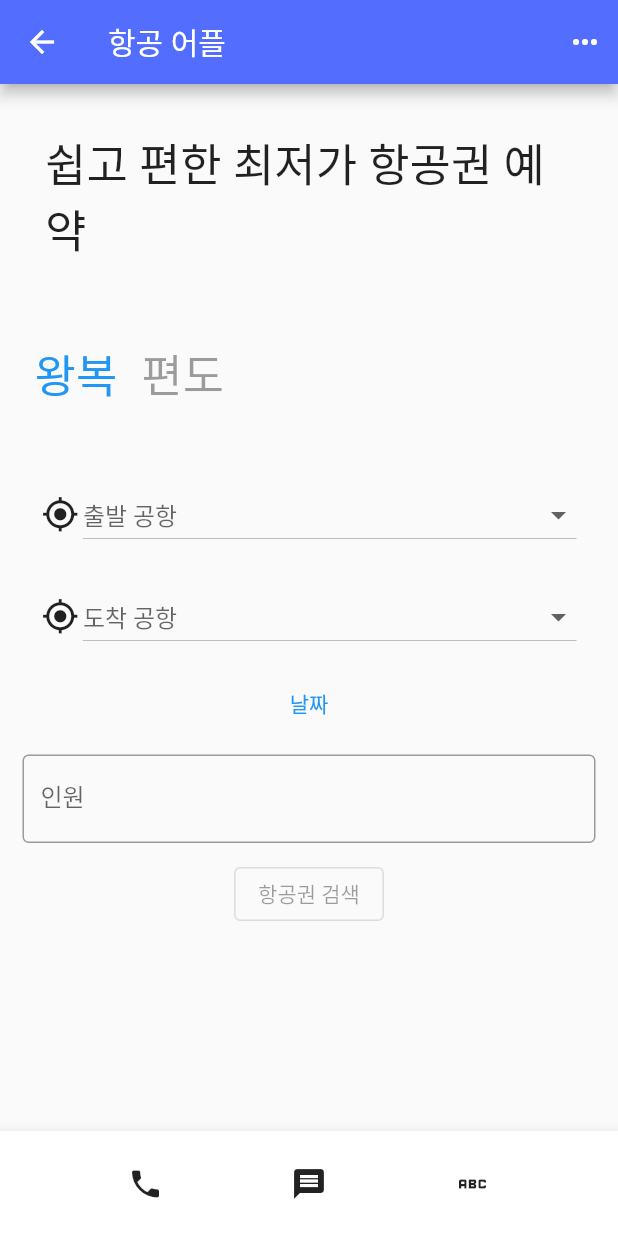
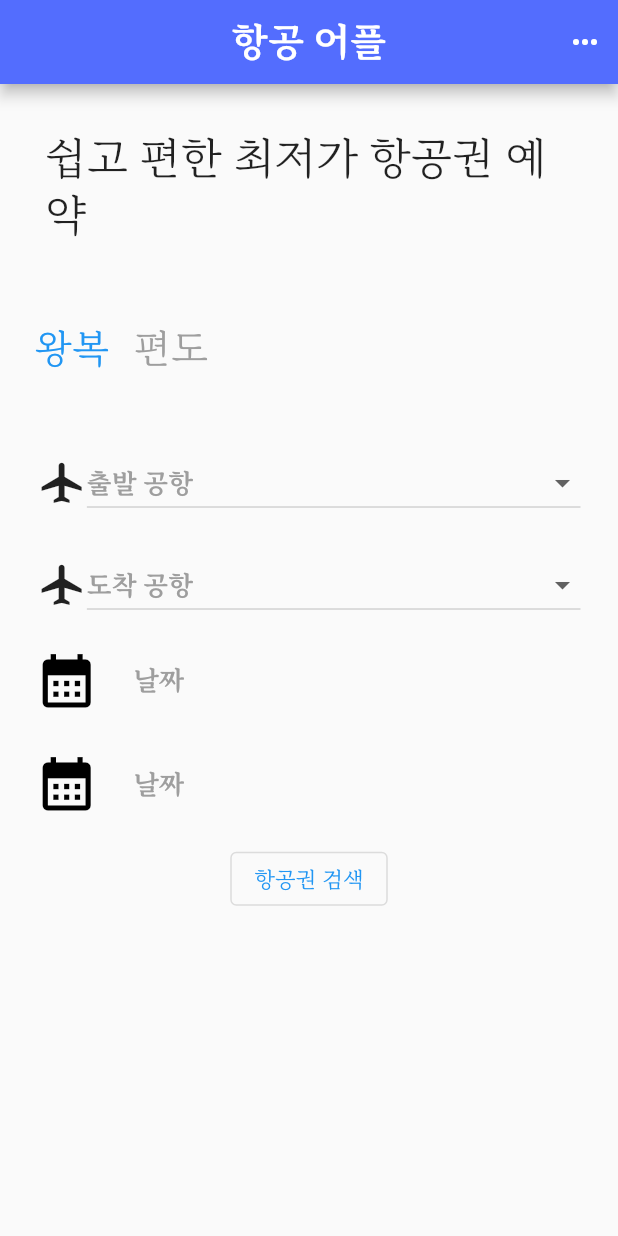
Before and after one commit to dofury/airClient, a Flutter app: the screen it shows after launch, on a phone screen of 412 x 824 dp. Run offline on Flutter 3.47's test engine with Material 2 defaults, Android fonts, the phone set to English and light mode, and no system bars; our stand-ins replace flutter_screenutil.

Commit message:
UI 전반적인 수정

```diff
--- a/lib/main.dart
+++ b/lib/main.dart
@@ -1,5 +1,6 @@
 import 'package:airplain_reserve/screen/main_frame.dart';
 import 'package:flutter/material.dart';
+import 'package:flutter_screenutil/flutter_screenutil.dart';
 
 void main() => runApp(const MyApp());
 
@@ -8,6 +9,23 @@ class MyApp extends StatelessWidget {
 
   @override
   Widget build(BuildContext context) {
-    return const MaterialApp(debugShowCheckedModeBanner: false, home: HomeScreen());
+    return ScreenUtilInit(
+        designSize: const Size(1440, 2560),
+        minTextAdapt: true,
+        splitScreenMode: true,
+        builder: (context , child) {
+          return MaterialApp(
+            debugShowCheckedModeBanner: false,
+            // You can use the library anywhere in the app even in theme
+            theme: ThemeData(
+              textTheme: Typography.englishLike2018.apply(fontSizeFactor: 1.sp),
+            ),
+            home: child,
+          );
+        },
+    child: MaterialApp(debugShowCheckedModeBanner: false, home: const HomeScreen(),theme: ThemeData(
+      fontFamily: 'MaruBuri',
+      primaryColor: Colors.grey
+    ),));
   }
 }
--- a/lib/screen/app_bar.dart
+++ b/lib/screen/app_bar.dart
@@ -1,4 +1,5 @@
 import 'package:flutter/material.dart';
+import 'package:flutter_screenutil/flutter_screenutil.dart';
 
 class AirBar extends StatelessWidget with PreferredSizeWidget{
   const AirBar({super.key});
@@ -6,9 +7,10 @@ class AirBar extends StatelessWidget with PreferredSizeWidget{
   @override
   PreferredSizeWidget build(BuildContext context) {
     return AppBar(
-    title: const Text('항공 어플', style: TextStyle(fontFamily: "MaruBuri")),
+    title: const Text('항공 어플',
+        style: TextStyle(fontFamily: 'MaruBuri',fontSize: 25,fontWeight: FontWeight.w600 ),),
+  centerTitle: true,
   backgroundColor: Colors.indigoAccent,
-  leading: const Icon(Icons.arrow_back),
   actions: const [
   Padding(padding: EdgeInsets.all(10.0), child: Icon(Icons.more_horiz),
   )
--- a/lib/screen/main_frame.dart
+++ b/lib/screen/main_frame.dart
@@ -1,5 +1,6 @@
 import 'package:airplain_reserve/screen/reserve_screen.dart';
 import 'package:flutter/material.dart';
+import 'package:flutter_screenutil/flutter_screenutil.dart';
 import 'package:intl/intl.dart';
 
 import 'app_bar.dart';
@@ -10,19 +11,8 @@ class HomeScreen extends StatelessWidget {
   @override
   Widget build(BuildContext context) {
     return Scaffold(
-        appBar: const AirBar(),
-        body: const ReserveScreen(),
-        bottomNavigationBar: BottomAppBar(
-            child: SizedBox(
-          height: 70,
-          child: Row(
-            mainAxisAlignment: MainAxisAlignment.spaceEvenly,
-            children: const [
-              Icon(Icons.phone),
-              Icon(Icons.message),
-              Icon(Icons.abc_outlined)
-            ],
-          ),
-        )));
+          appBar: const AirBar(),
+          body: ReserveScreen(),
+          );
   }
 }
--- a/lib/screen/reserve_screen.dart
+++ b/lib/screen/reserve_screen.dart
@@ -1,8 +1,31 @@
+import 'dart:io';
+
 import 'package:flutter/material.dart';
+import 'package:flutter_screenutil/flutter_screenutil.dart';
 import 'package:intl/intl.dart';
 
-class ReserveScreen extends StatelessWidget {
-  const ReserveScreen({super.key});
+class ReserveScreen extends StatefulWidget {
+  ReserveScreen({super.key});
+
+  @override
+  State<ReserveScreen> createState() => _ReserveScreenState();
+}
+
+class _ReserveScreenState extends State<ReserveScreen> {
+  bool is_wayPart = true;
+  var regionData1 = selectRegion(0);
+  var regionData2 = selectRegion(1);
+  var dateDate1 = selectDate();
+  var dateDate2 = selectDate();
+  void clickPart() {
+    setState(() {
+      if (is_wayPart == true) {
+        is_wayPart = false;
+      } else {
+        is_wayPart = true;
+      }
+    });
+  }
 
   @override
   Widget build(BuildContext context) {
@@ -13,35 +36,16 @@ class ReserveScreen extends StatelessWidget {
           children: [
             Padding(
               padding: const EdgeInsets.all(30.0),
-              child: const SizedBox(
+              child: SizedBox(
                 child: Text("쉽고 편한 최저가 항공권 예약",
-                    style: TextStyle(fontSize: 30, fontFamily: "MaruBuri")),
+                    style: TextStyle(
+                      fontSize: ScreenUtil().setSp(100),
+                    )),
               ),
             ),
             Padding(
               padding: const EdgeInsets.all(15.0),
-              child: Row(
-                children: [
-                  TextButton(
-                      onPressed: null,
-                      child: Text(
-                        "왕복",
-                        style: TextStyle(
-                            fontFamily: "MaruBuri",
-                            fontSize: 30,
-                            color: Colors.blue),
-                      )),
-                  TextButton(
-                      onPressed: null,
-                      child: Text(
-                        "편도",
-                        style: TextStyle(
-                          fontFamily: "MaruBuri",
-                          fontSize: 30,
-                        ),
-                      ))
-                ],
-              ),
+              child: wayPart(is_wayPart: is_wayPart, clickPart: clickPart),
             ),
             Padding(
               padding: const EdgeInsets.all(15),
@@ -50,40 +54,43 @@ class ReserveScreen extends StatelessWidget {
                   Padding(
                     padding: EdgeInsets.all(10),
                     child: Row(
-                      mainAxisAlignment: MainAxisAlignment.spaceEvenly,
+                      mainAxisAlignment: MainAxisAlignment.spaceBetween,
                       children: [
                         Flexible(
-                            child: Icon(Icons.gps_fixed, size: 25.0),
-                            flex: 1),
-                        Flexible(child: selectRegion(0), flex: 10),
+                            flex: 1,
+                            child: Icon(Icons.local_airport,
+                                size: ScreenUtil().setHeight(100))),
+                        Flexible(child: regionData1, flex: 10),
                       ],
                     ),
                   ),
                   Padding(
                     padding: EdgeInsets.all(10),
                     child: Row(
-                      mainAxisAlignment: MainAxisAlignment.spaceEvenly,
+                      mainAxisAlignment: MainAxisAlignment.spaceBetween,
                       children: [
                         Flexible(
-                            child: Icon(Icons.gps_fixed, size: 25.0),
-                            flex: 1),
-                        Flexible(child: selectRegion(1), flex: 10),
+                          flex: 1,
+                          child: Icon(Icons.local_airport,
+                              size: ScreenUtil().setHeight(100)),
+                        ),
+                        Flexible(child: regionData2, flex: 10),
                       ],
                     ),
                   ),
                   Padding(
                       padding: EdgeInsets.fromLTRB(0, 0, 0, 10),
-                      child: selectDate()),
-                  Padding(
+                      child: dateDate1),
+                  is_wayPart == true
+                      ? Padding(
                           padding: EdgeInsets.fromLTRB(0, 0, 0, 10),
-                    child: TextField(
-                      decoration: InputDecoration(
-                          border: OutlineInputBorder(), labelText: '인원'),
-                    ),
-                  ),
+                          child: dateDate2)
+                      : Text(""),
                   OutlinedButton(
-                    onPressed: null,
-                    child: Text("항공권 검색"),
+                    onPressed: _transData,
+                    child: Text(
+                        style: TextStyle(fontSize: ScreenUtil().setSp(50)),
+                        "항공권 검색"),
                   )
                 ],
               ),
@@ -93,27 +100,94 @@ class ReserveScreen extends StatelessWidget {
       ),
     );
   }
+
+  _transData() {
+    String test = "";
+    test += regionData1.getRegion()!;
+    test += regionData2.getRegion()!;
+    test+= dateDate1.getDate()!;
+    if(is_wayPart == true) {
+      test+= dateDate2.getDate()!;
     }
+  }
+}
+
+class wayPart extends StatefulWidget {
+  bool is_wayPart;
+  Color color = Colors.grey;
+  Text? wayText1;
+  Text? wayText2;
+  wayPart({required bool this.is_wayPart, required this.clickPart, Key? key})
+      : super(key: key) {
+    init();
+  }
+  final Function() clickPart;
+  init() {
+    wayText1 = Text(
+      "왕복",
+      style: TextStyle(
+          fontSize: ScreenUtil().setSp(90),
+          color: is_wayPart == true ? Colors.blue : Colors.grey),
+    );
+    wayText2 = Text(
+      "편도",
+      style: TextStyle(
+          fontSize: ScreenUtil().setSp(90),
+          color: is_wayPart == false ? Colors.blue : Colors.grey),
+    );
+  }
+
+  bool getWayPart() => is_wayPart;
+  @override
+  State<wayPart> createState() => _wayPartState();
+}
+
+class _wayPartState extends State<wayPart> {
+  Row build(BuildContext context) {
+    return Row(
+      children: [
+        TextButton(onPressed: _clickPart1, child: widget.wayText1!),
+        TextButton(onPressed: _clickPart2, child: widget.wayText2!)
+      ],
+    );
+  }
+
+  void _clickPart1() {
+    if (widget.is_wayPart == false) widget.clickPart();
+  }
+
+  void _clickPart2() {
+    if (widget.is_wayPart == true) widget.clickPart();
+  }
+}
+
 class selectRegion extends StatefulWidget {
   final int check;
-  const selectRegion(this.check);
+  selectRegion(this.check);
+  String? _selectedValue;
   selectRegion.withA({Key? key, required this.check}) : super(key: key);
 
   @override
   State<selectRegion> createState() => _selectRegionState();
+  String? getRegion() => _selectedValue;
 }
 
 class _selectRegionState extends State<selectRegion> {
   final _valueList = ['서울', '부산', '제주', '김포', '김해', '인천'];
-  String? _selectedValue;
-  String? textName = 't';
+  String? textName;
   @override
   Widget build(BuildContext context) {
     textCheck(widget.check);
     return DropdownButton(
       isExpanded: true,
-      hint: Text(textName!),
-      value: _selectedValue,
+      hint: Text(
+        textName!,
+        style: TextStyle(
+            fontWeight: FontWeight.bold,
+            color: Colors.grey,
+            fontSize: ScreenUtil().setSp(60)),
+      ),
+      value: widget._selectedValue,
       items: _valueList.map((e) {
         return DropdownMenuItem(
           child: Text(e),
@@ -122,7 +196,7 @@ class _selectRegionState extends State<selectRegion> {
       }).toList(),
       onChanged: (val) {
         setState(() {
-          _selectedValue = val as String;
+          widget._selectedValue = val as String;
         });
       },
     );
@@ -138,51 +212,57 @@ class _selectRegionState extends State<selectRegion> {
 }
 
 class selectDate extends StatefulWidget {
-  const selectDate({Key? key}) : super(key: key);
-
+  selectDate({Key? key}) : super(key: key);
+  String? date = '날짜';
   @override
   State<selectDate> createState() => _selectDateState();
+  String? getDate() => date;
 }
 
 class _selectDateState extends State<selectDate> {
-  String? date = '날짜';
+
   @override
   Widget build(BuildContext context) {
-    return TextButton(
+    return Row(
+      children: [
+        IconButton(
+          icon: Icon(Icons.calendar_month, color: Colors.black),
+          iconSize: ScreenUtil().setSp(150),
           onPressed: () {
+            showPicker();
+          },
+        ),
+        TextButton(
+          onPressed: () {
+            showPicker();
+          },
+          child: Text(
+            widget.date!,
+            style: TextStyle(
+                fontFamily: 'MaruBuri',
+                fontWeight: FontWeight.bold,
+                color: Colors.grey,
+                fontSize: ScreenUtil().setSp((60))),
+          ),
+        )
+      ],
+    );
+  }
+
+  showPicker() {
     Future<DateTime?> future = showDatePicker(
         context: context,
         initialDate: DateTime.now(),
-              firstDate: DateTime(2018),
+        firstDate: DateTime(2022),
         lastDate: DateTime(2030),
         builder: (BuildContext context, Widget? child) {
           return Theme(data: ThemeData.dark(), child: child!);
         });
     future.then((date) {
       setState(() {
-              this.date = DateFormat('yy/MM/dd').format(date!);
+        widget.date = DateFormat('yy/MM/dd').format(date!);
+        print(date);
       });
     });
-        },
-        child: Text(date!));
-
-    /* DatePicker 띄우기 */
-    void showDatePickerPop() {
-      Future<DateTime?> selectedDate = showDatePicker(
-        context: context,
-        initialDate: DateTime.now(),
-        //초기값
-        firstDate: DateTime(2020),
-        //시작일
-        lastDate: DateTime(2022),
-        //마지막일
-        builder: (BuildContext context, Widget? child) {
-          return Theme(
-            data: ThemeData.dark(), //다크 테마
-            child: child!,
-          );
-        },
-      );
   }
 }
-}
```
Also changed, not shown: pubspec.yaml (+9 -0 lines), pubspec.lock. Lines whose indentation alone changed are shown as unchanged.
